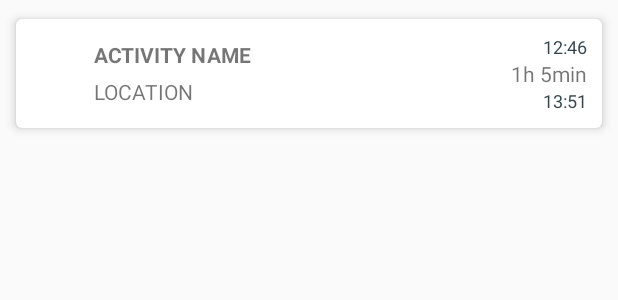
After one commit to mohoff/Zeiterfassung, an Android app: the layout activity_main_cards.xml on its own in the app's theme, with its tools: preview values and no code run, on a phone screen of 412 x 824 dp. The commit adds this screen. Shown: the top 300 px of the screen. Run offline under Robolectric (Android 15) with nearby library versions, the phone set to English and light mode, and no system bars.

Commit message:
erstes Gerüst für RecyclerView und CardView

```diff
--- a/zeiterfassung/build.gradle
+++ b/zeiterfassung/build.gradle
@@ -34,6 +34,8 @@ android {
 dependencies {
     compile fileTree(include: ['*.jar'], dir: 'libs')
     compile 'com.android.support:appcompat-v7:21.0.2'
+    compile 'com.android.support:recyclerview-v7:21.0.+'
+    compile 'com.android.support:cardview-v7:21.0.+'
     compile 'com.google.android.gms:play-services:6.1.71'
     compile 'org.apache.commons:commons-collections4:4.0'
     compile 'com.j256.ormlite:ormlite-core:4.48'
--- a/zeiterfassung/src/main/res/layout/activity_main.xml
+++ b/zeiterfassung/src/main/res/layout/activity_main.xml
@@ -45,6 +45,9 @@
             android:id="@+id/textView2"
             android:layout_below="@+id/activityName" android:layout_alignLeft="@+id/activityName"
             android:layout_alignStart="@+id/activityName"/>
-
+    <android.support.v7.widget.RecyclerView
+        android:id="@+id/cardList"
+        android:layout_width="match_parent"
+        android:layout_height="match_parent"/>
 
 </RelativeLayout>
--- /dev/null
+++ b/zeiterfassung/src/main/res/layout/activity_main_cards.xml
@@ -0,0 +1,77 @@
+<android.support.v7.widget.CardView
+    xmlns:card_view="http://schemas.android.com/apk/res-auto"
+    xmlns:android="http://schemas.android.com/apk/res/android"
+    android:id="@+id/card_view"
+    android:layout_width="match_parent"
+    android:layout_height="wrap_content"
+    card_view:cardCornerRadius="4dp"
+    card_view:cardElevation="4dp"
+    card_view:cardUseCompatPadding="true"
+    card_view:contentPadding="10dp"
+    android:layout_margin="5dp">
+
+    <RelativeLayout
+        android:layout_width="match_parent"
+        android:layout_height="match_parent">
+
+        <RelativeLayout
+            android:layout_width="wrap_content"
+            android:layout_height="wrap_content"
+            android:layout_centerVertical="true"
+            android:gravity="center_vertical">
+            <ImageView
+                android:id="@+id/icon"
+                android:layout_width="wrap_content"
+                android:layout_height="wrap_content"
+                android:layout_centerVertical="true"
+                android:src="@drawable/ic_action_discard"/>
+            <TextView
+                android:id="@+id/activity"
+                android:layout_width="wrap_content"
+                android:layout_height="wrap_content"
+                android:gravity="center_vertical"
+                android:text="ACTIVITY NAME"
+                android:textStyle="bold"
+                android:layout_marginLeft="10dip"
+                android:layout_toRightOf="@id/icon"
+                android:layout_toEndOf="@id/icon"/>
+            <TextView
+                android:id="@+id/location"
+                android:layout_width="wrap_content"
+                android:layout_height="wrap_content"
+                android:text="LOCATION"
+
+                android:gravity="center_vertical"
+                android:layout_below="@id/activity"
+                android:layout_alignLeft="@+id/activity"
+                android:layout_marginTop="5dp"/>
+        </RelativeLayout>
+        <TextView
+            android:id="@+id/startTime"
+            android:layout_width="wrap_content"
+            android:layout_height="wrap_content"
+            android:text="12:46"
+            android:textColor="@color/material_blue_grey_800"
+            android:textSize="12sp"
+            android:layout_alignParentRight="true"/>
+        <TextView
+            android:id="@+id/duration"
+            android:layout_width="wrap_content"
+            android:layout_height="wrap_content"
+            android:text="1h 5min"
+            android:textSize="14sp"
+            android:layout_alignParentRight="true"
+            android:layout_below="@+id/startTime"/>
+        <TextView
+            android:id="@+id/endTime"
+            android:layout_width="wrap_content"
+            android:layout_height="wrap_content"
+            android:text="13:51"
+            android:textColor="@color/material_blue_grey_800"
+            android:textSize="12sp"
+            android:layout_alignParentRight="true"
+            android:layout_below="@+id/duration"/>
+
+
+    </RelativeLayout>
+</android.support.v7.widget.CardView>
```
Also changed, not shown: zeiterfassung/src/main/java/de/mohoff/zeiterfassung/CardAdapterMainActivity.java (added, +81 -0 lines), zeiterfassung/src/main/java/de/mohoff/zeiterfassung/activities/MainActivity.java (+10 -0 lines), 3 other files.
